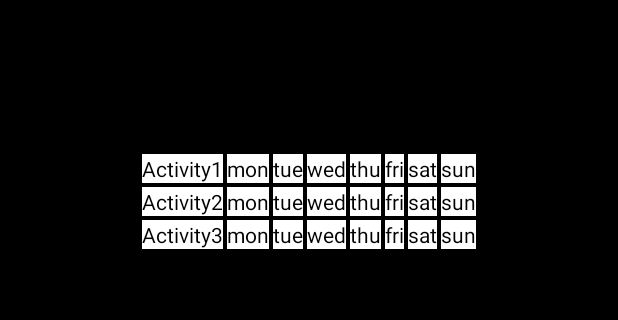
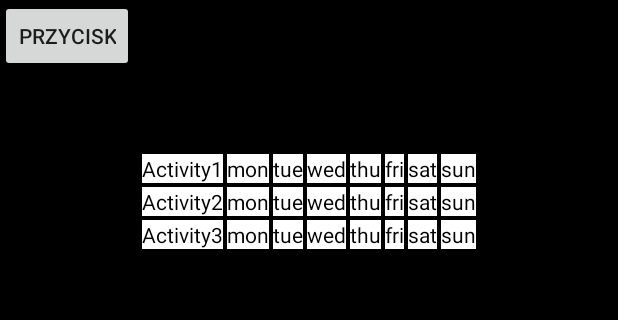
Before and after one commit to MBabraj/GoalTrackerApp, an Android app: the screen it shows after launch (MainActivity), on a phone screen of 412 x 824 dp, the part 84-404 px from its top. Run offline under Robolectric (Android 15) with nearby library versions, the phone set to English and light mode, and no system bars.

Commit message:
Add button

```diff
--- a/app/src/main/java/com/example/misia/goaltracker/MainActivity.java
+++ b/app/src/main/java/com/example/misia/goaltracker/MainActivity.java
@@ -2,6 +2,9 @@ package com.example.misia.goaltracker;
 
 import android.support.v7.app.AppCompatActivity;
 import android.os.Bundle;
+import android.util.Log;
+import android.view.View;
+import android.widget.Button;
 
 public class MainActivity extends AppCompatActivity {
 
@@ -9,5 +12,13 @@ public class MainActivity extends AppCompatActivity {
     protected void onCreate(Bundle savedInstanceState) {
         super.onCreate(savedInstanceState);
         setContentView(R.layout.activity_main);
+        Button button=findViewById(R.id.id_przycisk);
+        button.setOnClickListener(new View.OnClickListener() {
+            public void onClick(View v) {
+                Log.d("wprowadz","test");
+
+            }
+
+        });
     }
 }
--- a/app/src/main/res/layout/activity_main.xml
+++ b/app/src/main/res/layout/activity_main.xml
@@ -5,6 +5,12 @@
     android:layout_width="match_parent"
     android:layout_height="match_parent"
     tools:context="com.example.misia.goaltracker.MainActivity">
+
+    <Button
+        android:id="@+id/id_przycisk"
+        android:layout_width="wrap_content"
+        android:layout_height="wrap_content"
+        android:text="Przycisk" />
 
     <RelativeLayout
         xmlns:android="http://schemas.android.com/apk/res/android"
```
